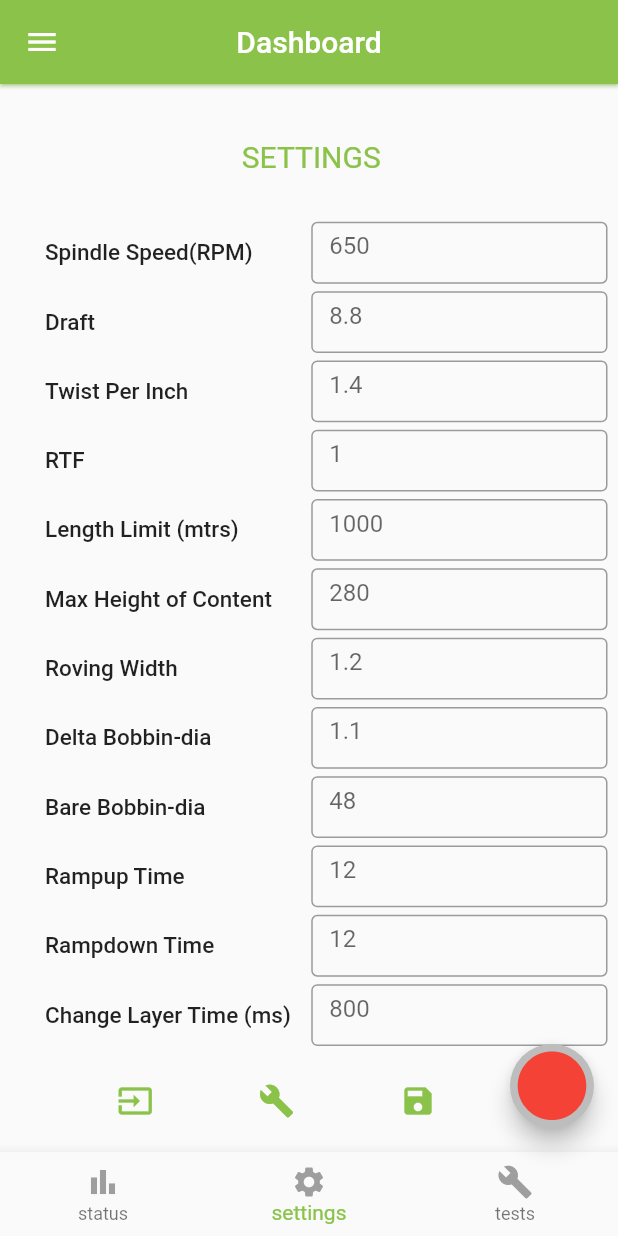
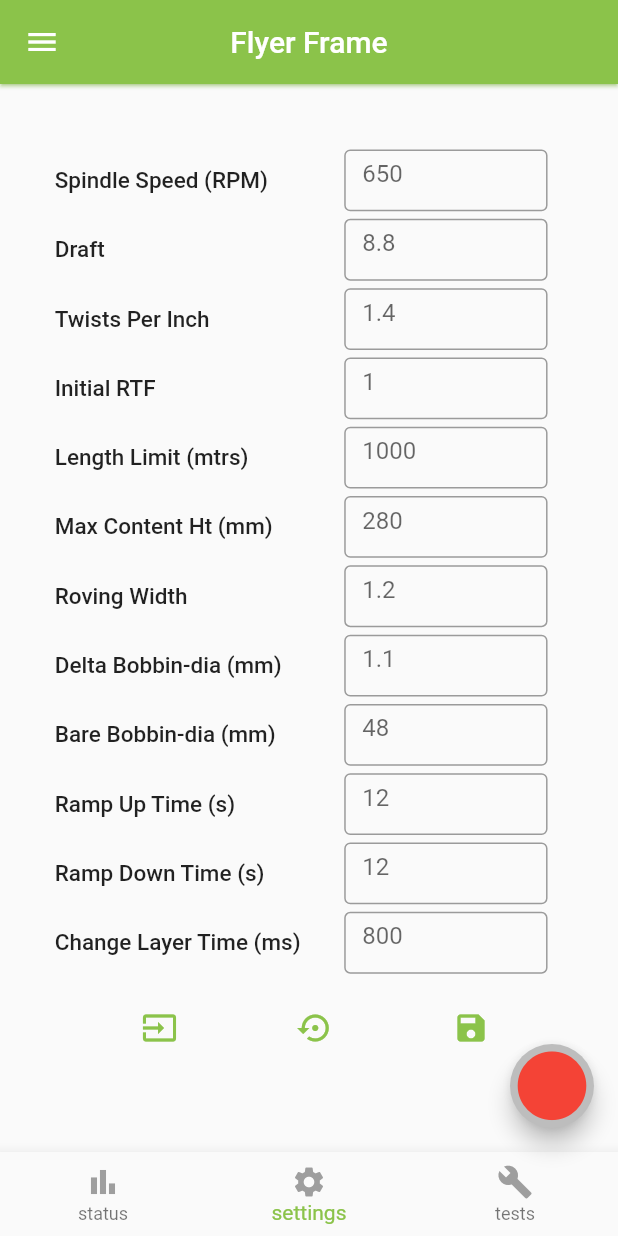
Before and after one commit to arwait4itun/Gen4-Flutter-App, a Flutter app: the screen it shows after launch, item 2 of the bottom bar chosen, on a phone screen of 412 x 824 dp. Run offline on Flutter 3.47's test engine with Material 2 defaults, Android fonts, the phone set to English and light mode, and no system bars; our stand-ins replace csv, flutter_bluetooth_serial, hex, syncfusion_flutter_charts; missing offline and left inert: dart:ffi.

Commit message:
improvements to settings page UI and some comments on test page UI

```diff
--- a/lib/screens/Dashboard.dart
+++ b/lib/screens/Dashboard.dart
@@ -68,7 +68,7 @@ class _DashboardScaffoldState extends State<DashboardScaffold> {
   AppBar appBar(){
 
     return AppBar(
-      title: const Text("Dashboard"),
+      title: const Text("Flyer Frame"),
       backgroundColor: Theme.of(context).primaryColor,
       elevation: 1.0,
       shadowColor: Theme.of(context).highlightColor,
--- a/lib/screens/settings.dart
+++ b/lib/screens/settings.dart
@@ -8,7 +8,6 @@ import 'package:flyer/globals.dart' as globals;
 import 'package:flyer/message/acknowledgement.dart';
 import 'package:flyer/message/request_settings.dart';
 import 'package:flyer/message/settingsMessage.dart';
-import 'package:flyer/screens/pid_page.dart';
 import 'package:flyer/services/provider_service.dart';
 import 'package:provider/provider.dart';
 
@@ -23,61 +22,61 @@ class SettingsPage extends StatefulWidget {
 
 class _SettingsPageState extends State<SettingsPage> {
 
-  final TextEditingController _spindleSpeed = new TextEditingController();
-  final TextEditingController _draft = new TextEditingController();
-  final TextEditingController _twistPerInch = new TextEditingController();
-  final TextEditingController _RTF = new TextEditingController();
-  final TextEditingController _lengthLimit = new TextEditingController();
-  final TextEditingController _maxHeightOfContent = new TextEditingController();
-  final TextEditingController _rovingWidth = new TextEditingController();
-  final TextEditingController _deltaBobbinDia = new TextEditingController();
-  final TextEditingController _bareBobbinDia = new TextEditingController();
-  final TextEditingController _rampupTime = new TextEditingController();
-  final TextEditingController _rampdownTime = new TextEditingController();
-  final TextEditingController _changeLayerTime = new TextEditingController();
+  final TextEditingController _spindleSpeed = TextEditingController();
+  final TextEditingController _draft = TextEditingController();
+  final TextEditingController _twistPerInch = TextEditingController();
+  final TextEditingController _RTF = TextEditingController();
+  final TextEditingController _lengthLimit = TextEditingController();
+  final TextEditingController _maxHeightOfContent = TextEditingController();
+  final TextEditingController _rovingWidth = TextEditingController();
+  final TextEditingController _deltaBobbinDia = TextEditingController();
+  final TextEditingController _bareBobbinDia = TextEditingController();
+  final TextEditingController _rampupTime = TextEditingController();
+  final TextEditingController _rampdownTime = TextEditingController();
+  final TextEditingController _changeLayerTime = TextEditingController();
 
   var settingsListenController = StreamController<Uint8List>.broadcast();
 
   @override
   Widget build(BuildContext context) {
-
-    bool _pidEnabled = Provider.of<ConnectionProvider>(context).PIDEnabled;
+    double screenHt  = MediaQuery.of(context).size.height;
+    double screenWidth = MediaQuery.of(context).size.width;
 
     return SingleChildScrollView(
-      padding: EdgeInsets.only(left: 10,top: 7,bottom: 7, right: 7),
+      padding: EdgeInsets.only(left:screenHt *0.02,top: screenHt*0.05 ,bottom: screenHt*0.01, right: screenWidth*0.02),
       scrollDirection: Axis.vertical,
       child: Column(
         mainAxisAlignment: MainAxisAlignment.spaceAround,
         crossAxisAlignment: CrossAxisAlignment.start,
 
         children: [
-          Container(
+          /*Container(
             height: MediaQuery.of(context).size.height*0.1,
             width: MediaQuery.of(context).size.width,
-
-            child: Center(
-              child: Text("SETTINGS",style: TextStyle(fontWeight: FontWeight.w400, fontSize: 20,color: Theme.of(context).primaryColor),),
-            ),
-          ),
+            child: Text("SETTINGS",style: TextStyle(fontWeight: FontWeight.w400, fontSize: 20,color: Theme.of(context).primaryColor),),
+          //  child: Center(
+          //    child: Text("SETTINGS",style: TextStyle(fontWeight: FontWeight.w400, fontSize: 20,color: Theme.of(context).primaryColor),),
+          //  ),
+          ),*/
           Table(
             columnWidths: const <int, TableColumnWidth>{
-              0: FractionColumnWidth(0.5),
-              1: FractionColumnWidth(0.5),
+              0: FractionColumnWidth(0.55),
+              1: FractionColumnWidth(0.35),
             },
             defaultVerticalAlignment: TableCellVerticalAlignment.middle,
             children: <TableRow>[
 
-              _customRow("Spindle Speed(RPM)", _spindleSpeed, isFloat: false,defaultValue: "650"),
+              _customRow("Spindle Speed (RPM)", _spindleSpeed, isFloat: false,defaultValue: "650"),
               _customRow("Draft", _draft,defaultValue: "8.8"),
-              _customRow("Twist Per Inch", _twistPerInch,defaultValue: "1.4"),
-              _customRow("RTF", _RTF,defaultValue: "1"),
+              _customRow("Twists Per Inch", _twistPerInch,defaultValue: "1.4"),
+              _customRow("Initial RTF", _RTF,defaultValue: "1"),
               _customRow("Length Limit (mtrs)", _lengthLimit, isFloat: false,defaultValue: "1000"),
-              _customRow("Max Height of Content", _maxHeightOfContent, isFloat: false,defaultValue: "280"),
+              _customRow("Max Content Ht (mm)", _maxHeightOfContent, isFloat: false,defaultValue: "280"),
               _customRow("Roving Width", _rovingWidth, defaultValue: "1.2"),
-              _customRow("Delta Bobbin-dia", _deltaBobbinDia,defaultValue: "1.1"),
-              _customRow("Bare Bobbin-dia", _bareBobbinDia, isFloat: false, defaultValue: "48"),
-              _customRow("Rampup Time", _rampupTime, isFloat: false,defaultValue: "12"),
-              _customRow("Rampdown Time", _rampdownTime, isFloat: false, defaultValue: "12"),
+              _customRow("Delta Bobbin-dia (mm)", _deltaBobbinDia,defaultValue: "1.1"),
+              _customRow("Bare Bobbin-dia (mm)", _bareBobbinDia, isFloat: false, defaultValue: "48"),
+              _customRow("Ramp Up Time (s)", _rampupTime, isFloat: false,defaultValue: "12"),
+              _customRow("Ramp Down Time (s)", _rampdownTime, isFloat: false, defaultValue: "12"),
               _customRow("Change Layer Time (ms)", _changeLayerTime, isFloat: false, defaultValue: "800"),
             ],
           ),
@@ -99,9 +98,7 @@ class _SettingsPageState extends State<SettingsPage> {
                 ),
                 IconButton(
                   onPressed: (){
-
                     //hard coded change
-
                     _spindleSpeed.text =  "650";
                     _draft.text =  "8.8";
                     _twistPerInch.text = "1.4";
@@ -115,23 +112,17 @@ class _SettingsPageState extends State<SettingsPage> {
                     _rampdownTime.text = "12";
                     _changeLayerTime.text = "800";
                   },
-                  icon: Icon(Icons.build,color: Theme.of(context).primaryColor,),
+                  icon: Icon(Icons.settings_backup_restore,color: Theme.of(context).primaryColor,),
                 ),
                 IconButton(
                   onPressed: () async {
-
                     String _valid = isValidForm();
-
                     if(_valid == "valid"){
-
                       SettingsMessage _sm = SettingsMessage(spindleSpeed: _spindleSpeed.text, draft: _draft.text, twistPerInch: _twistPerInch.text, RTF: _RTF.text, lengthLimit: _lengthLimit.text, maxHeightOfContent: _maxHeightOfContent.text, rovingWidth: _rovingWidth.text, deltaBobbinDia: _deltaBobbinDia.text, bareBobbinDia: _bareBobbinDia.text, rampupTime: _rampupTime.text, rampdownTime: _rampdownTime.text, changeLayerTime: _changeLayerTime.text);
-
                       String _msg = _sm.createPacket();
 
-
                       globals.connection!.output.add(Uint8List.fromList(utf8.encode(_msg)));
-
-                      await globals.connection!.output!.allSent;
+                      await globals.connection!.output.allSent;
 
                       globals.connection!.input!.listen((data) {
                         String _d = utf8.decode(data);
@@ -163,18 +154,6 @@ class _SettingsPageState extends State<SettingsPage> {
                   },
                   icon: Icon(Icons.save,color: Theme.of(context).primaryColor,),
                 ),
-                _pidEnabled?
-                IconButton(
-                  onPressed: (){
-                    Navigator.of(context).push(
-                      MaterialPageRoute(builder: (context){
-                        return PIDPage();
-                      })
-                    );
-                  },
-                  icon: Icon(Icons.query_stats,color: Theme.of(context).primaryColor,),
-                )
-                : Container(),
               ],
             ),
           ),
@@ -186,14 +165,12 @@ class _SettingsPageState extends State<SettingsPage> {
   }
 
   TableRow _customRow(String label, TextEditingController controller, {bool isFloat=true, String defaultValue="0"}){
-
     return TableRow(
       children: <Widget>[
-
         TableCell(
           verticalAlignment: TableCellVerticalAlignment.middle,
           child: Container(
-            margin: EdgeInsets.only(left: 20, right: 5),
+            margin: EdgeInsets.only(left: 20, right: 20),
             child: Text(
                 label,
                 style: TextStyle(fontSize: 15, fontWeight: FontWeight.w500),
@@ -217,7 +194,7 @@ class _SettingsPageState extends State<SettingsPage> {
               : FilteringTextInputFormatter.allow(RegExp(r'^\d+')),
 
               FilteringTextInputFormatter.deny('-'),
-              // for version 2 and greater youcan also use this
+              // for version 2 and greater you can also use this
 
               ],
               keyboardType: TextInputType.phone,
@@ -246,10 +223,8 @@ class _SettingsPageState extends State<SettingsPage> {
       return errorMessage;
     }
     else{
-
       List range = globals.settingsLimits["spindleSpeed"]!;
       double val = double.parse(_spindleSpeed.text.trim());
-
       if(val < range[0] || val > range[1]){
         errorMessage = "Spindle Speed values should be within $range";
         return errorMessage;
@@ -379,13 +354,13 @@ class _SettingsPageState extends State<SettingsPage> {
       double val = double.parse(_rampupTime.text.trim());
 
       if(val < range[0] || val > range[1]){
-        errorMessage = "Rampup Time values should be within $range";
+        errorMessage = "Ramp Up Time values should be within $range";
         return errorMessage;
       }
     }
 
     if(_rampdownTime.text.trim() == "" ){
-      errorMessage = "Rampdown Time is Empty!";
+      errorMessage = "Ramp Down Time is Empty!";
       return errorMessage;
     }
     else{
@@ -393,7 +368,7 @@ class _SettingsPageState extends State<SettingsPage> {
       double val = double.parse(_rampdownTime.text.trim());
 
       if(val < range[0] || val > range[1]){
-        errorMessage = "Rampdown Time values should be within $range";
+        errorMessage = "Ramp Down Time values should be within $range";
         return errorMessage;
       }
     }
@@ -407,7 +382,7 @@ class _SettingsPageState extends State<SettingsPage> {
       double val = double.parse(_changeLayerTime.text.trim());
 
       if(val < range[0] || val > range[1]){
-        errorMessage = "Rampdown Time values should be within $range";
+        errorMessage = "Change Layer values should be within $range";
         return errorMessage;
       }
     }
@@ -419,22 +394,15 @@ class _SettingsPageState extends State<SettingsPage> {
   void _requestSettings() async {
     try{
       globals.connection!.output.add(Uint8List.fromList(utf8.encode(RequestSettings().createPacket())));
-
-      await globals.connection!.output!.allSent;
-
-      SnackBar _sb = SnackBarService(message: "Sent Request for Settings!", color: Colors.green).snackBar();
-
-      //ScaffoldMessenger.of(context).showSnackBar(_sb);
-
+      await globals.connection!.output.allSent;
 
       globals.connection!.input!.listen((data) {
         String _d = utf8.decode(data);
 
-        //print("here: $_d");
         Map<String, double> settings = RequestSettings().decode(_d);
 
         if(settings.isEmpty){
-          throw FormatException("Settings Returned Empty");
+          throw const FormatException("Settings Returned Empty");
         }
 
         _spindleSpeed.text = settings["spindleSpeed"]!.toInt().toString();
@@ -451,26 +419,19 @@ class _SettingsPageState extends State<SettingsPage> {
         _changeLayerTime.text = settings["changeLayerTime"]!.toInt().toString();
       }).onDone(() { });
 
-      _sb = SnackBarService(message: "Settings Received", color: Colors.green).snackBar();
-
-      ScaffoldMessenger.of(context).showSnackBar(_sb);
+      SnackBar sb = SnackBarService(message: "Settings Received", color: Colors.green).snackBar();
+      ScaffoldMessenger.of(context).showSnackBar(sb);
     }
     catch(e){
       print("Settings!: ${e.toString()}");
-
       //Remember to change this error suppression
       if(e.toString() !=  "Bad state: Stream has already been listened to."){
-
-
-        SnackBar _sb = SnackBarService(message: "Error in Receiving Settings", color: Colors.red).snackBar();
-
-        ScaffoldMessenger.of(context).showSnackBar(_sb);
-
+        SnackBar sb = SnackBarService(message: "Error in Receiving Settings", color: Colors.red).snackBar();
+        ScaffoldMessenger.of(context).showSnackBar(sb);
       }
       else{
-        SnackBar _sb = SnackBarService(message: "Settings Received", color: Colors.green).snackBar();
-
-        ScaffoldMessenger.of(context).showSnackBar(_sb);
+        SnackBar sb = SnackBarService(message: "Settings Received", color: Colors.green).snackBar();
+        ScaffoldMessenger.of(context).showSnackBar(sb);
       }
 
     }
--- a/lib/screens/tests.dart
+++ b/lib/screens/tests.dart
@@ -36,7 +36,6 @@ class _TestPageState extends State<TestPage> {
 
 
   late double _target = 10; //10-90%
- // final TextEditingController _targetRPM = new TextEditingController();
   late String _testRuntime = "20";
   late double _testRuntimeval = 20;
 
@@ -46,13 +45,11 @@ class _TestPageState extends State<TestPage> {
   String _dutyPerc="10";
   String prev="0";
 
-
   //stop diagnose variables
   bool _running = false; //running true -> stop diagnose; else run diagnose
 
   String? _runningRPM;
   String? _runningSignalVoltage;
-
 
 
   @override
@@ -65,9 +62,7 @@ class _TestPageState extends State<TestPage> {
 
   }
 
-
   Widget _stopDiagnoseUI(){
-
     return Container(
       height: MediaQuery.of(context).size.height,
       width: MediaQuery.of(context).size.width,
@@ -164,9 +159,12 @@ class _TestPageState extends State<TestPage> {
             },
             defaultVerticalAlignment: TableCellVerticalAlignment.middle,
             children: <TableRow>[
+
+              // This is the test Type section, and has the first row
+              // this row is always there on screen. Based on what you choose in this
+              // rows get populated or not.
               TableRow(
                 children: <Widget>[
-
                   TableCell(
                     verticalAlignment: TableCellVerticalAlignment.middle,
                     child: Container(
@@ -205,9 +203,10 @@ class _TestPageState extends State<TestPage> {
                       ),
                     ),
                   ),
-
                 ],
               ),
+
+              // this is the
               _testTypeChoice=="MOTOR"?
               TableRow(
                 children: <Widget>[
@@ -253,16 +252,19 @@ class _TestPageState extends State<TestPage> {
 
                 ],
               )
-                  :TableRow(
+              :TableRow(
                   children: <Widget>[
                     TableCell(child: Container()),
                     TableCell(child: Container()),
                   ]
               ),
 
-              _testTypeChoice=="MOTOR"? TableRow(
+              // this is the control Type section.
+              //if motor show option to choose control type from dropdown, else
+              //if its lift you just show control type as a fixed close Loop.
+              _testTypeChoice=="MOTOR"?
+              TableRow(
                 children: <Widget>[
-
                   TableCell(
                     verticalAlignment: TableCellVerticalAlignment.middle,
                     child: Container(
@@ -303,8 +305,7 @@ class _TestPageState extends State<TestPage> {
                   ),
 
                 ],
-              ):
-              TableRow(children: <Widget>[TableCell(
+              ):TableRow(children: <Widget>[TableCell(
                 verticalAlignment: TableCellVerticalAlignment.middle,
                 child: Container(
                   margin: EdgeInsets.only(left: 5, right: 5),
@@ -325,6 +326,8 @@ class _TestPageState extends State<TestPage> {
                   ),
                 ),]),
 
+
+              // this is target% section.
               _testTypeChoice=="MOTOR"?
               _targetRow("Target(%)")
                   :  TableRow(
@@ -337,7 +340,6 @@ class _TestPageState extends State<TestPage> {
               _testTypeChoice=="MOTOR" && _controlTypeChoice!="OPEN LOOP" ?
               TableRow(
                 children: <Widget>[
-
                   TableCell(
                     verticalAlignment: TableCellVerticalAlignment.middle,
                     child: Container(
@@ -525,7 +527,6 @@ class _TestPageState extends State<TestPage> {
               ),
             ),
           ),
-
 
         ],
       ),
```
Also changed, not shown: pubspec.lock.
